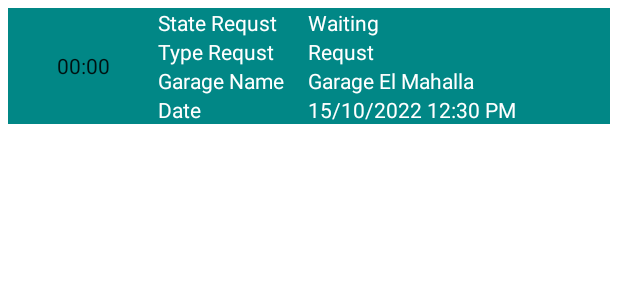
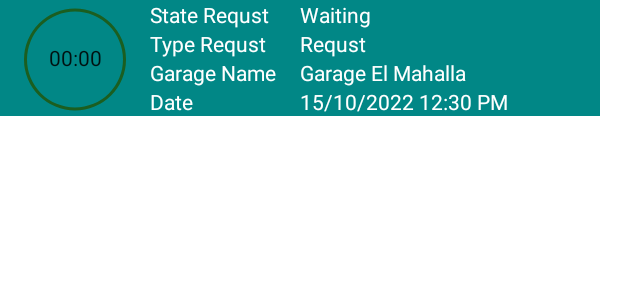
Before and after one commit to Tarek-Anwar/Garage, an Android app: the layout opreation_requst_row.xml on its own in the app's theme, with its tools: preview values and no code run, on a phone screen of 412 x 824 dp. Shown: the top 300 px of the screen. Run offline under Robolectric (Android 15) with nearby library versions, the phone set to English and light mode, and no system bars.

Commit message:
show requst and answer

```diff
--- a/app/src/main/res/drawable/circle_shape.xml
+++ b/app/src/main/res/drawable/circle_shape.xml
@@ -1,10 +1,10 @@
 <?xml version="1.0" encoding="utf-8"?>
 <shape xmlns:android="http://schemas.android.com/apk/res/android"
-    android:innerRadiusRatio="2.5"
+    android:innerRadiusRatio="3"
     android:shape="ring"
-    android:thickness="3dp"
+    android:thickness="2dp"
     android:useLevel="false">
 
-    <solid android:color="#009688"/>
+    <solid android:color="#FF1B5E20"/>
 
 </shape>
--- a/app/src/main/res/drawable/cricle_progress_bar.xml
+++ b/app/src/main/res/drawable/cricle_progress_bar.xml
@@ -2,15 +2,16 @@
 <rotate xmlns:android="http://schemas.android.com/apk/res/android"
     android:fromDegrees="270"
     android:toDegrees="270">
-<shape android:innerRadiusRatio="2.5"
+
+<shape android:innerRadiusRatio="3"
     android:shape="ring"
-    android:thickness="8dp"
+    android:thickness="3dp"
     android:useLevel="true">
 
     <gradient
-        android:angle="8"
-        android:endColor="#009688"
-        android:startColor="#009688"
+        android:angle="5"
+        android:endColor="#FFE65100"
+        android:startColor="#FFE65100"
         android:type="sweep"
         android:useLevel="true"/>
 
--- a/app/src/main/res/layout/opreation_requst_row.xml
+++ b/app/src/main/res/layout/opreation_requst_row.xml
@@ -2,30 +2,56 @@
 <LinearLayout xmlns:android="http://schemas.android.com/apk/res/android"
     xmlns:app="http://schemas.android.com/apk/res-auto"
     xmlns:tools="http://schemas.android.com/tools"
-    android:layout_width="match_parent"
+    android:layout_width="400dp"
     android:layout_height="wrap_content"
-    android:layout_margin="5dp"
-    android:orientation="horizontal"
-    android:background="@color/teal_700">
+    android:background="@color/teal_700"
+    android:orientation="horizontal">
 
 
     <LinearLayout
         android:layout_width="0dp"
-        android:layout_weight="1"
+        android:layout_height="match_parent"
+        android:layout_weight="1">
+
+        <androidx.constraintlayout.widget.ConstraintLayout
+            android:id="@+id/RelativeLayout"
+            android:layout_width="match_parent"
             android:layout_height="match_parent">
 
+            <ProgressBar
+                android:id="@+id/progress_bar_test"
+                style="?android:attr/progressBarStyleHorizontal"
+                android:layout_width="0dp"
+                android:layout_height="0dp"
+
+                android:layout_marginStart="2dp"
+                android:layout_marginTop="2dp"
+                android:layout_marginEnd="2dp"
+                android:background="@drawable/circle_shape"
+                android:progressDrawable="@drawable/cricle_progress_bar"
+                app:layout_constraintBottom_toBottomOf="parent"
+                app:layout_constraintEnd_toEndOf="parent"
+                app:layout_constraintStart_toStartOf="parent"
+                app:layout_constraintTop_toTopOf="parent" />
+
             <Chronometer
+                android:id="@+id/progress_bar_txt"
                 android:layout_width="match_parent"
                 android:layout_height="match_parent"
                 android:gravity="center"
-            android:id="@+id/chronomet_test"
-            />
+                app:layout_constraintBottom_toBottomOf="parent"
+                app:layout_constraintEnd_toEndOf="parent"
+                app:layout_constraintStart_toStartOf="parent"
+                app:layout_constraintTop_toTopOf="parent" />
+
+        </androidx.constraintlayout.widget.ConstraintLayout>
+
     </LinearLayout>
 
     <LinearLayout
         android:layout_width="0dp"
+        android:layout_height="match_parent"
         android:layout_weight="3"
-        android:layout_height="match_parent"
         android:orientation="vertical">
 
         <LinearLayout
```
Also changed, not shown: app/src/main/java/com/HomeGarage/garage/home/Adapter/OperRequstAdapter.java (+28 -3 lines), app/src/main/java/com/HomeGarage/garage/home/HomeFragment.java (+2 -19 lines), app/src/main/res/layout/fragment_home.xml (+0 -32 lines). Lines whose indentation alone changed are shown as unchanged.
